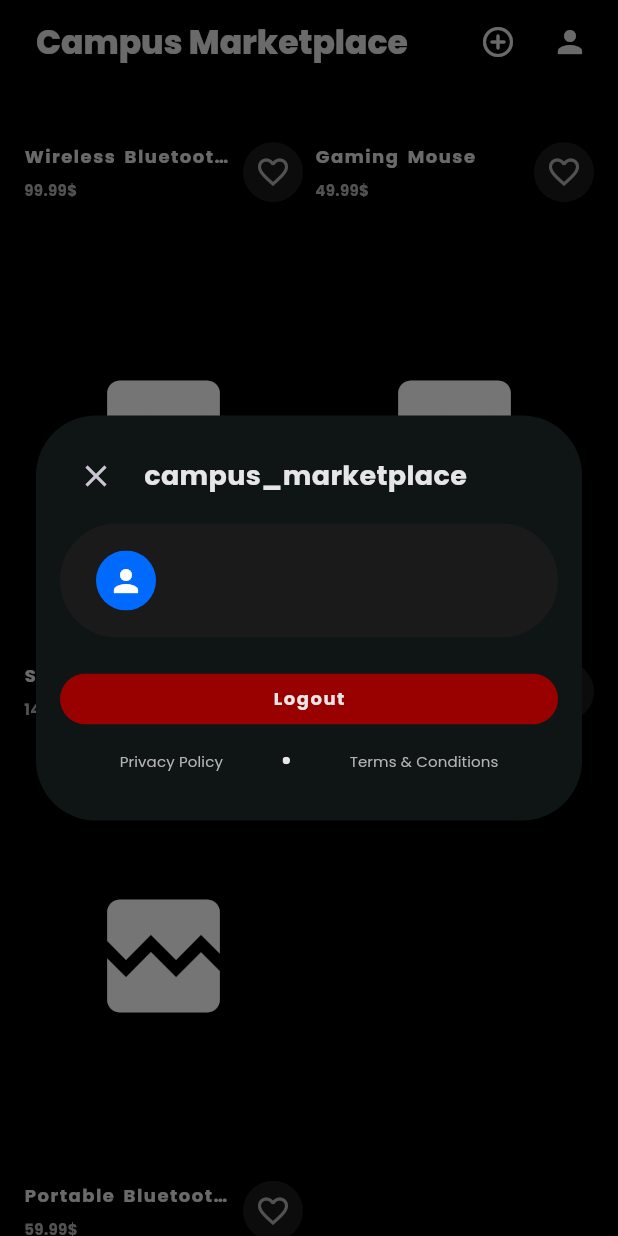
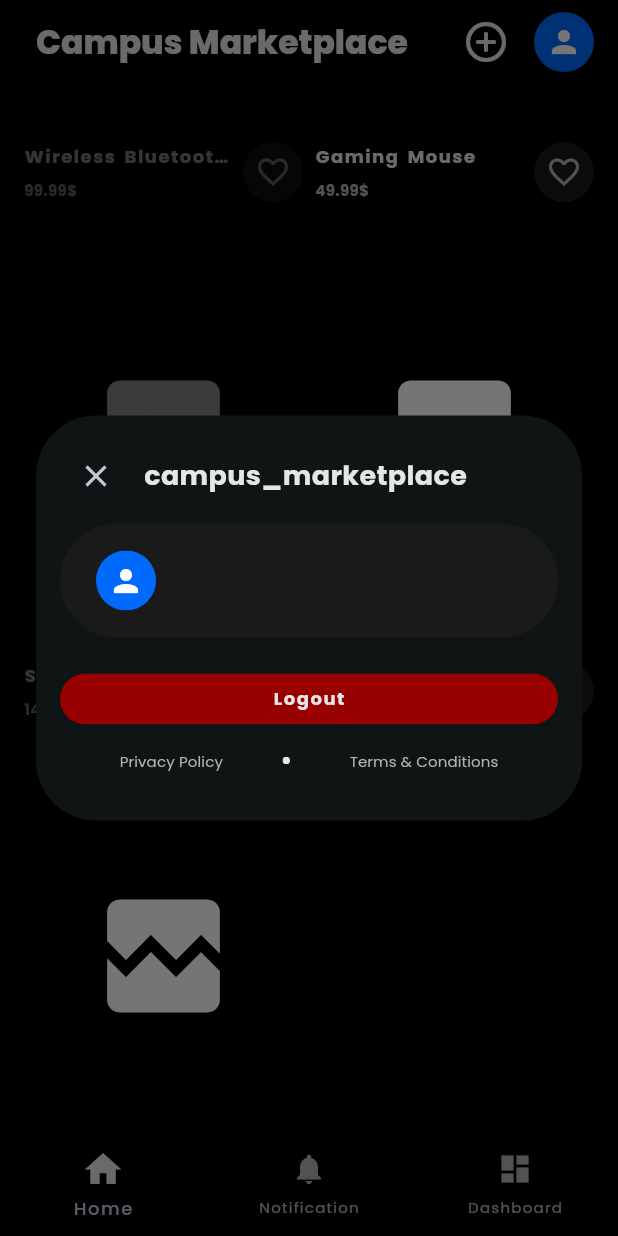
Before and after one commit to Raj-Surase/Campus-Marketplace, a Flutter app: the screen it shows once a user with an empty profile is signed in, scrolled down 576 dp, after a tap on the "person" icon, on a phone screen of 412 x 824 dp. Run offline on Flutter 3.47's test engine with Material 3 defaults, Android fonts, the phone set to English and light mode, and no system bars; our stand-ins replace firebase_auth, firebase_core, flutter_dotenv, flutter_secure_storage, flutter_svg, go_router and 4 more; accounts and stored records are empty; network calls fail.

Commit message:
Created notifications UI. Created a dashboard UI.

```diff
--- a/lib/main.dart
+++ b/lib/main.dart
@@ -45,7 +45,7 @@ Future<void> main() async {
     MultiProvider(
       providers: [
         ChangeNotifierProvider(create: (_) => ThemeProvider()),
-        // ChangeNotifierProvider(create: (_) => NavigationProvider()),
+        ChangeNotifierProvider(create: (_) => NavigationProvider()),
         ChangeNotifierProvider(create: (_) => AuthenticationViewModel()),
         ChangeNotifierProvider(create: (_) => CategoryProvider()),
         ChangeNotifierProvider(create: (_) => ProductViewModel()),
--- a/lib/screens/navigation/navigation_screen.dart
+++ b/lib/screens/navigation/navigation_screen.dart
@@ -1,3 +1,4 @@
+import 'package:campus_marketplace/screens/authentication/authentication_vm.dart';
 import 'package:flutter/material.dart';
 import 'package:go_router/go_router.dart';
 import 'package:provider/provider.dart';
@@ -13,7 +14,12 @@ class NavigationScreen extends StatelessWidget {
 
   @override
   Widget build(BuildContext context) {
-    // final navigationProvider = Provider.of<NavigationProvider>(context);
+    AuthenticationViewModel authenticationProvider =
+        Provider.of<AuthenticationViewModel>(context);
+    final user = authenticationProvider.firebaseUser;
+
+    NavigationProvider navigationProvider =
+        Provider.of<NavigationProvider>(context);
 
     return Scaffold(
       appBar: AppBar(
@@ -35,10 +41,12 @@ class NavigationScreen extends StatelessWidget {
             },
             icon: Icon(
               Icons.add_circle_outline_rounded,
-              size: AppSizes.iconSizeSmallValue,
+              size: AppSizes.iconSizeMediumValue,
               color: AppColors.textPrimary(context),
             ),
           ),
+
+
           IconButton(
             onPressed: () {
               showDialog(
@@ -48,11 +56,23 @@ class NavigationScreen extends StatelessWidget {
                 },
               );
             },
-            icon: Icon(
-              Icons.person,
-              size: AppSizes.iconSizeSmallValue,
-              color: AppColors.textPrimary(context),
-            ),
+            icon: ClipRRect(
+                      borderRadius: BorderRadius.circular(
+                          AppSizes.borderRadiusRoundValue),
+                      child: user?.photoURL != null
+                          ? Image.network(
+                              user!.photoURL!,
+                              height: AppSizes.iconSizeMediumValue,
+                              width: AppSizes.iconSizeMediumValue,
+                              fit: BoxFit.cover,
+                            )
+                          : Container(
+                              height: 40,
+                              width: 40,
+                              color: AppColors.blueAccent(context),
+                              child: Icon(Icons.person, color: Colors.white),
+                            ),
+                    ),
           ),
           SizedBox(
             width: AppSizes.paddingXSmallValue,
@@ -60,60 +80,69 @@ class NavigationScreen extends StatelessWidget {
         ],
       ),
       body: child,
-      // bottomNavigationBar: BottomNavigationBar(
-      //   selectedLabelStyle: AppTextStyles.body(context).copyWith(
-      //     color: AppColors.textPrimary(context),
-      //   ),
-      //   unselectedLabelStyle: AppTextStyles.caption(context).copyWith(
-      //     color: AppColors.textSecondary(context),
-      //     fontWeight: FontWeight.w400,
-      //   ),
-      //   selectedIconTheme: IconThemeData(
-      //     color: AppColors.textPrimary(context),
-      //     size: AppSizes.iconSizeSmallValue * 1.2,
-      //   ),
-      //   unselectedIconTheme: IconThemeData(
-      //     color: AppColors.textSecondary(context),
-      //     size: AppSizes.iconSizeSmallValue,
-      //   ),
-      //   currentIndex: navigationProvider.selectedIndex,
-      //   onTap: (index) => navigationProvider.setIndex(context, index),
-      //   items: [
-      //     BottomNavigationBarItem(
-      //       icon: Icon(
-      //         Icons.home,
-      //       ),
-      //       label: "Home",
-      //     ),
-      //     BottomNavigationBarItem(
-      //       icon: Icon(
-      //         Icons.wallet,
-      //       ),
-      //       label: "Wallet",
-      //     ),
-      //   ],
-      // ),
+      bottomNavigationBar: BottomNavigationBar(
+        selectedLabelStyle: AppTextStyles.body(context).copyWith(
+          color: AppColors.textPrimary(context),
+        ),
+        unselectedLabelStyle: AppTextStyles.caption(context).copyWith(
+          color: AppColors.textSecondary(context),
+          fontWeight: FontWeight.w400,
+        ),
+        selectedIconTheme: IconThemeData(
+          color: AppColors.textPrimary(context),
+          size: AppSizes.iconSizeSmallValue * 1.2,
+        ),
+        unselectedIconTheme: IconThemeData(
+          color: AppColors.textSecondary(context),
+          size: AppSizes.iconSizeSmallValue,
+        ),
+        currentIndex: navigationProvider.selectedIndex,
+        onTap: (index) => navigationProvider.setIndex(context, index),
+        items: [
+          BottomNavigationBarItem(
+            icon: Icon(
+              Icons.home,
+            ),
+            label: "Home",
+          ),
+          BottomNavigationBarItem(
+            icon: Icon(
+              Icons.notifications,
+            ),
+            label: "Notification",
+          ),
+          BottomNavigationBarItem(
+            icon: Icon(
+              Icons.dashboard,
+            ),
+            label: "Dashboard",
+          ),
+        ],
+      ),
     );
   }
 }
 
-// class NavigationProvider extends ChangeNotifier {
-//   int _selectedIndex = 0;
+class NavigationProvider extends ChangeNotifier {
+  int _selectedIndex = 0;
 
-//   int get selectedIndex => _selectedIndex;
+  int get selectedIndex => _selectedIndex;
 
-//   void setIndex(BuildContext context, int index) {
-//     _selectedIndex = index;
-//     notifyListeners();
+  void setIndex(BuildContext context, int index) {
+    _selectedIndex = index;
+    notifyListeners();
 
-//     // Navigate to the corresponding route
-//     switch (index) {
-//       case 0:
-//         context.go(AppRoutes.homeRoute);
-//         break;
-//       case 1:
-//         context.go(AppRoutes.walletRoute);
-//         break;
-//     }
-//   }
-// }
+    // Navigate to the corresponding route
+    switch (index) {
+      case 0:
+        context.go(AppRoutes.homeRoute);
+        break;
+      case 1:
+        context.go(AppRoutes.notificationRoute);
+        break;
+      case 2:
+        context.go(AppRoutes.dashboardRoute);
+        break;
+    }
+  }
+}
--- a/lib/screens/navigation/screens/product/product_screen.dart
+++ b/lib/screens/navigation/screens/home/product/product_screen.dart
@@ -1,5 +1,5 @@
 import 'package:campus_marketplace/screens/authentication/authentication_vm.dart';
-import 'package:campus_marketplace/screens/navigation/screens/product/widgets/review_widget.dart';
+import 'package:campus_marketplace/screens/navigation/screens/home/product/widgets/review_widget.dart';
 import 'package:campus_marketplace/utils/constants/app_sizes.dart';
 import 'package:campus_marketplace/utils/model/product.dart';
 import 'package:campus_marketplace/utils/model/review.dart';
--- a/lib/screens/navigation/screens/home/widgets/product_container.dart
+++ b/lib/screens/navigation/screens/home/widgets/product_container.dart
@@ -18,13 +18,16 @@ class ProductContainer extends StatefulWidget {
 class _ProductContainerState extends State<ProductContainer> {
   @override
   Widget build(BuildContext context) {
-    return SizedBox(
+    return Opacity(
+      opacity: widget.product.isAvailable ? 1.0 : 0.5, // Reduce opacity if not available
+      child: SizedBox(
         width: MediaQuery.of(context).size.width * 0.45,
         child: GestureDetector(
           onTap: () {
+            if (widget.product.isAvailable) {
               context.push(AppRoutes.productRoute, extra: widget.product);
+            }
           },
-
           child: Column(
             crossAxisAlignment: CrossAxisAlignment.start,
             children: [
@@ -46,7 +49,7 @@ class _ProductContainerState extends State<ProductContainer> {
                 mainAxisSize: MainAxisSize.max,
                 mainAxisAlignment: MainAxisAlignment.center,
                 children: [
-            Expanded(  // Ensures text takes available space before the icon
+                  Expanded(
                     child: Column(
                       crossAxisAlignment: CrossAxisAlignment.start,
                       mainAxisAlignment: MainAxisAlignment.center,
@@ -56,21 +59,23 @@ class _ProductContainerState extends State<ProductContainer> {
                           style: AppTextStyles.body(context).copyWith(
                             fontWeight: FontWeight.w700,
                           ),
-              overflow: TextOverflow.ellipsis, // Adds ellipsis when text overflows
-              maxLines: 1, // Limits to one line
+                          overflow: TextOverflow.ellipsis,
+                          maxLines: 1,
                         ),
                         Text(
-              widget.product.price.toString() + "\$",
+                          "${widget.product.price}\$",
                           style: AppTextStyles.caption(context).copyWith(
                             fontWeight: FontWeight.w700,
                             overflow: TextOverflow.ellipsis,
                           ),
-              maxLines: 1, // Limits to one line
+                          maxLines: 1,
                         ),
                       ],
                     ),
                   ),
-            SizedBox(width: 8), // Adds spacing between text and icon
+                  SizedBox(width: 8),
+
+                  // Favorite Icon
                   SizedBox(
                     height: 40,
                     width: 40,
@@ -81,7 +86,6 @@ class _ProductContainerState extends State<ProductContainer> {
                           setState(() {
                             widget.product.isLiked = !widget.product.isLiked;
                           });
-
                         },
                         child: Container(
                           color: AppColors.cardBackground(context),
@@ -91,7 +95,6 @@ class _ProductContainerState extends State<ProductContainer> {
                               color: widget.product.isLiked ? AppColors.redAccent(context) : AppColors.textSecondary(context),
                               size: AppSizes.iconSizeSmallValue,
                             ),
-
                           ),
                         ),
                       ),
@@ -99,8 +102,8 @@ class _ProductContainerState extends State<ProductContainer> {
                   ),
                 ],
               ),
-
             ],
+          ),
         ),
       ),
     );
--- a/lib/utils/constants/router.dart
+++ b/lib/utils/constants/router.dart
@@ -1,5 +1,7 @@
-import 'package:campus_marketplace/screens/navigation/screens/add_product/add_product_screen.dart';
-import 'package:campus_marketplace/screens/navigation/screens/product/product_screen.dart';
+import 'package:campus_marketplace/screens/navigation/screens/home/product/add_product/add_product_screen.dart';
+import 'package:campus_marketplace/screens/navigation/screens/dashboard/dashboard_screen.dart';
+import 'package:campus_marketplace/screens/navigation/screens/home/product/product_screen.dart';
+import 'package:campus_marketplace/screens/navigation/screens/notification/notification_screen.dart';
 import 'package:campus_marketplace/utils/model/product.dart';
 import 'package:firebase_auth/firebase_auth.dart';
 import 'package:flutter/material.dart';
@@ -20,6 +22,10 @@ class AppRoutes {
   static const String productRoute = "/product";
   static const String addProductRoute = "/create";
 
+  static const String dashboardRoute = "/dashboard";
+
+  static const String notificationRoute = "/notification";
+
   static final GoRouter router = GoRouter(
     initialLocation: initialRoute,
     refreshListenable: _RouterRefreshNotifier(),
@@ -38,6 +44,14 @@ class AppRoutes {
           GoRoute(
             path: homeRoute,
             builder: (context, state) => HomeScreen(),
+          ),
+          GoRoute(
+            path: dashboardRoute,
+            builder: (context, state) => DashboardScreen(),
+          ),
+          GoRoute(
+            path: notificationRoute,
+            builder: (context, state) => NotificationScreen(),
           ),
         ],
       ),
--- a/lib/utils/model/product.dart
+++ b/lib/utils/model/product.dart
@@ -4,12 +4,13 @@ class ProductModel {
   final String description;
   final double price;
   final String imageUrl;
-  final String categoryId; // Changed from category name to category ID
+  final String categoryId;
   final int stock;
   final double rating;
   final DateTime createdAt;
   bool isLike = false;
-  final List<String> reviewIds; // List of associated review IDs
+  final List<String> reviewIds;
+  final bool isAvailable; // New field
 
   ProductModel({
     required this.id,
@@ -17,11 +18,12 @@ class ProductModel {
     required this.description,
     required this.price,
     required this.imageUrl,
-    required this.categoryId, // Now stores category ID
+    required this.categoryId,
     required this.stock,
     required this.rating,
     required this.createdAt,
-    required this.reviewIds, // Initialize list of reviews
+    required this.reviewIds,
+    required this.isAvailable, // Initialize new field
   });
 
   // Factory constructor to create a ProductModel from JSON
@@ -32,11 +34,12 @@ class ProductModel {
       description: json['description'],
       price: (json['price'] as num).toDouble(),
       imageUrl: json['image_url'],
-      categoryId: json['category_id'], // Changed key from "category" to "category_id"
+      categoryId: json['category_id'],
       stock: json['stock'] ?? 0,
       rating: (json['rating'] as num?)?.toDouble() ?? 0.0,
       createdAt: DateTime.parse(json['created_at']),
-      reviewIds: List<String>.from(json['review_ids'] ?? []), // Convert list of review IDs
+      reviewIds: List<String>.from(json['review_ids'] ?? []),
+      isAvailable: json['is_available'] ?? true, // Default to true if not provided
     );
   }
 
@@ -54,11 +57,12 @@ class ProductModel {
       'description': description,
       'price': price,
       'image_url': imageUrl,
-      'category_id': categoryId, // Use category ID instead of category name
+      'category_id': categoryId,
       'stock': stock,
       'rating': rating,
       'created_at': createdAt.toIso8601String(),
-      'review_ids': reviewIds, // Convert review IDs to JSON
+      'review_ids': reviewIds,
+      'is_available': isAvailable, // Include new field
     };
   }
 
@@ -69,11 +73,12 @@ class ProductModel {
     String? description,
     double? price,
     String? imageUrl,
-    String? categoryId, // Changed to category ID
+    String? categoryId,
     int? stock,
     double? rating,
     DateTime? createdAt,
     List<String>? reviewIds,
+    bool? isAvailable, // New field in copyWith
   }) {
     return ProductModel(
       id: id ?? this.id,
@@ -81,11 +86,12 @@ class ProductModel {
       description: description ?? this.description,
       price: price ?? this.price,
       imageUrl: imageUrl ?? this.imageUrl,
-      categoryId: categoryId ?? this.categoryId, // Ensure category ID is updated properly
+      categoryId: categoryId ?? this.categoryId,
       stock: stock ?? this.stock,
       rating: rating ?? this.rating,
       createdAt: createdAt ?? this.createdAt,
-      reviewIds: reviewIds ?? this.reviewIds, // Ensure review list is updated properly
+      reviewIds: reviewIds ?? this.reviewIds,
+      isAvailable: isAvailable ?? this.isAvailable, // Ensure new field is updated properly
     );
   }
 }
```
Also changed, not shown: assets/data/product.json (+10 -5 lines), lib/screens/navigation/screens/dashboard/dashboard_product/dashboard_product_screen.dart (added, +26 -0 lines), lib/screens/navigation/screens/dashboard/dashboard_product/dashboard_product_widget.dart (added, +119 -0 lines), lib/screens/navigation/screens/dashboard/dashboard_screen.dart (added, +58 -0 lines), lib/screens/navigation/screens/home/product/add_product/add_product_screen.dart (renamed from lib/screens/navigation/screens/add_product/add_product_screen.dart, +14 -1 lines), lib/screens/navigation/screens/notification/notification_screen.dart (added, +101 -0 lines), lib/utils/widgets/dialogs/confirm_delete_dialog.dart (added, +55 -0 lines), lib/screens/navigation/screens/home/product/add_product/widgets/reusable_image_picker.dart (renamed from lib/screens/navigation/screens/add_product/widgets/reusable_image_picker.dart), lib/screens/navigation/screens/home/product/widgets/review_widget.dart (renamed from lib/screens/navigation/screens/product/widgets/review_widget.dart). Lines whose indentation alone changed are shown as unchanged.
